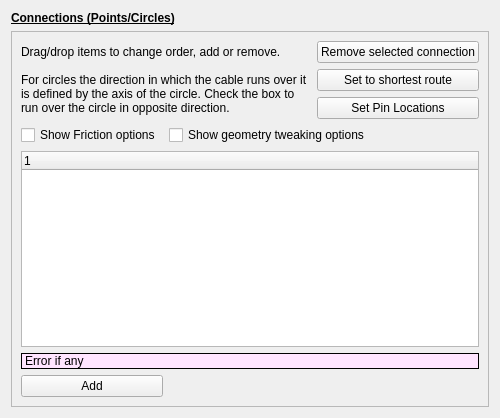
The window that guis/widget_connections.ui (RubendeBruin/DAVE) describes before a commit, drawn with Qt 5.
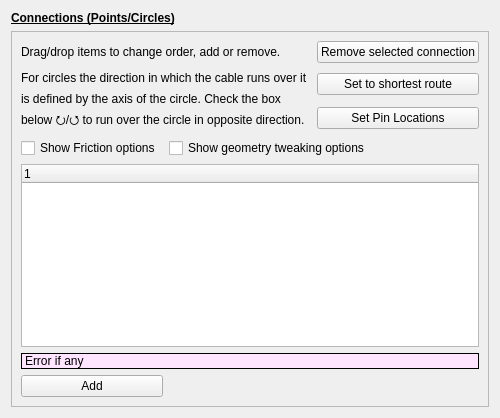
The same window after the commit. Custom widgets are drawn as their Qt base class.

The edit to the form file:
```diff
--- a/guis/widget_connections.ui
+++ b/guis/widget_connections.ui
@@ -119,7 +119,7 @@
       <item row="5" column="1" rowspan="2" colspan="2">
        <widget class="QLabel" name="lbDirection">
         <property name="text">
-         <string>For circles the direction in which the cable runs over it is defined by the axis of the circle. Check the box to run over the circle in opposite direction.</string>
+         <string>For circles the direction in which the cable runs over it is defined by the axis of the circle. Check the box below ⭮/⭯ to run over the circle in opposite direction.</string>
         </property>
         <property name="wordWrap">
          <bool>true</bool>
```
